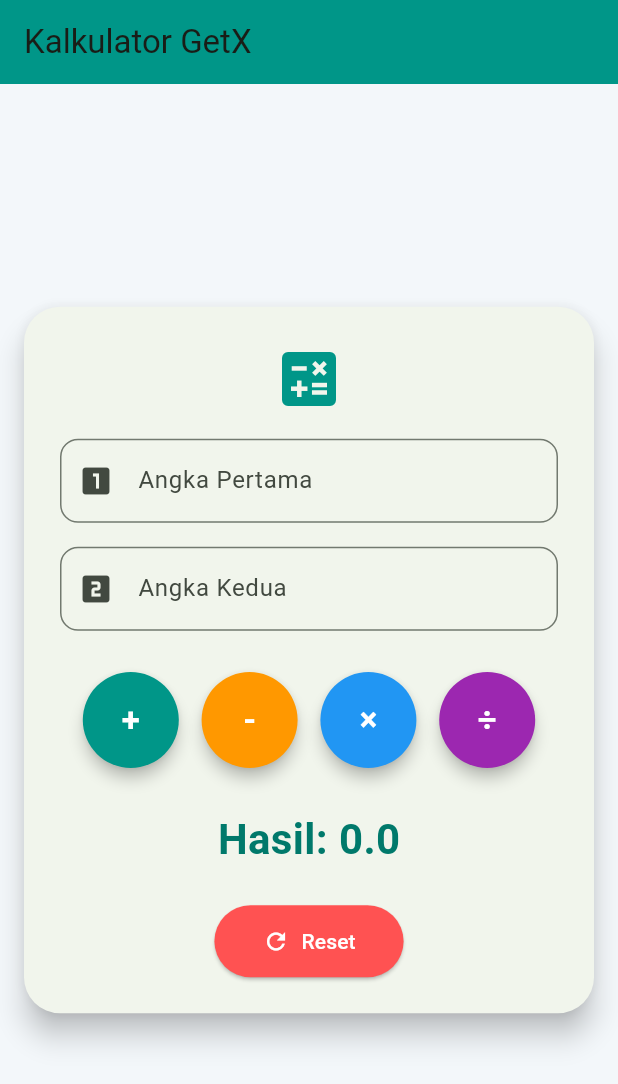
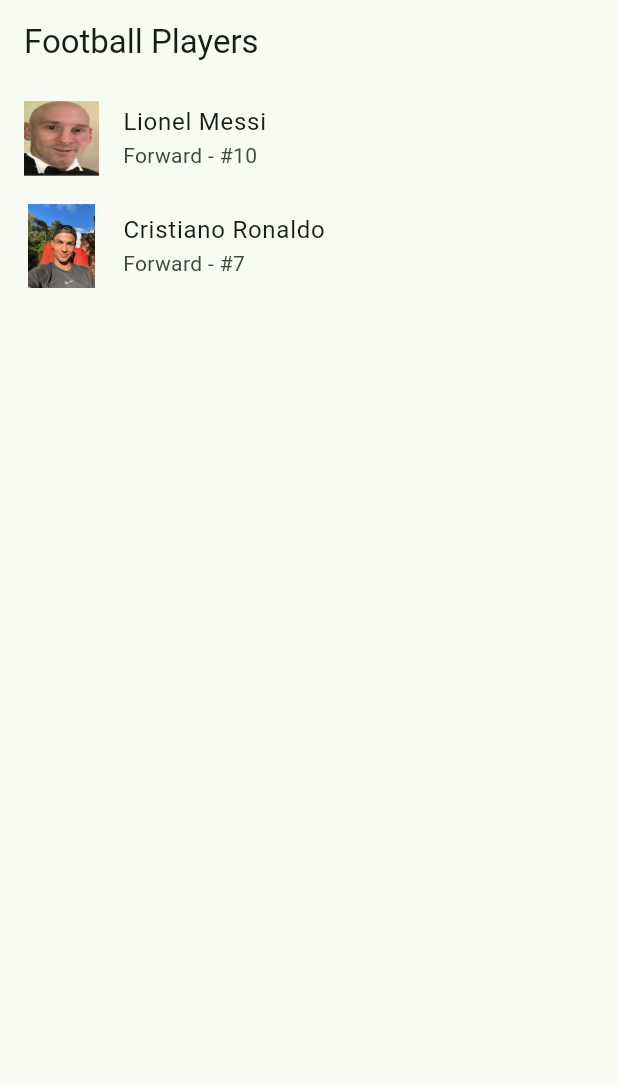
Before and after one commit to Alnieto7/latihan1_pplg2, a Flutter app: the screen it shows after launch, on a phone screen of 412 x 824 dp. Shown: the top 1084 px of the screen. Run offline on Flutter 3.47's test engine with Material 3 defaults, Android fonts, the phone set to English and light mode, and no system bars; our stand-ins replace get.

Commit message:
tugas tanggal 13/8/2025

```diff
--- /dev/null
+++ b/lib/component/controllers/editFootballPlayersController.dart
@@ -0,0 +1,21 @@
+import 'package:get/get.dart';
+import 'package:latihan1_pplg2/model/football_player_model.dart';
+
+
+
+
+import 'footballPlayerController.dart';
+
+class EditFootballPlayersController extends GetxController {
+  late int index;
+  late FootballPlayer player;
+
+  void setPlayer(int i) {
+    index = i;
+    player = Get.find<FootballPlayerController>().players[i];
+  }
+
+  void saveChanges(String name, String position, int number) {
+    Get.find<FootballPlayerController>().updatePlayer(index, name, position, number);
+  }
+}
--- /dev/null
+++ b/lib/component/controllers/footballPlayerController.dart
@@ -0,0 +1,32 @@
+import 'package:flutter/cupertino.dart';
+import 'package:get/get.dart';
+import 'package:latihan1_pplg2/model/football_player_model.dart';
+
+
+
+
+
+
+class FootballPlayerController extends GetxController {
+  var players = <FootballPlayer>[
+    FootballPlayer(
+      name: "Lionel Messi",
+      position: "Forward",
+      number: 10,
+      image: "images/messi.jpg",
+    ),
+    FootballPlayer(
+      name: "Cristiano Ronaldo",
+      position: "Forward",
+      number: 7,
+      image: "images/ronaldo.jpg",
+    ),
+  ].obs;
+
+  void updatePlayer(int index, String newName, String newPosition, int newNumber) {
+    players[index].name = newName;
+    players[index].position = newPosition;
+    players[index].number = newNumber;
+     update();
+  }
+}
--- /dev/null
+++ b/lib/component/pages/footballPlayer.dart
@@ -0,0 +1,37 @@
+import 'package:flutter/material.dart';
+import 'package:get/get.dart';
+import 'package:latihan1_pplg2/routes/routes.dart';
+import '../controllers/footballPlayerController.dart';
+import '../controllers/editFootballPlayersController.dart';
+
+
+class FootballPlayerPage extends StatelessWidget {
+  final FootballPlayerController controller = Get.put(FootballPlayerController());
+  final EditFootballPlayersController editController = Get.put(EditFootballPlayersController());
+
+   FootballPlayerPage({super.key});
+
+  @override
+  Widget build(BuildContext context) {
+    return Scaffold(
+      appBar: AppBar(title: Text("Football Players")),
+      body: Obx(() {
+        return ListView.builder(
+          itemCount: controller.players.length,
+          itemBuilder: (context, index) {
+            final player = controller.players[index];
+            return ListTile(
+              leading: Image.asset(player.image, width: 50),
+              title: Text(player.name),
+              subtitle: Text("${player.position} - #${player.number}"),
+              onTap: () {
+                editController.setPlayer(index);
+                Get.toNamed(AppRoutes.editPlayersPage);
+              },
+            );
+          },
+        );
+      }),
+    );
+  }
+}
--- a/lib/main.dart
+++ b/lib/main.dart
@@ -1,5 +1,8 @@
 import 'package:flutter/material.dart';
 import 'package:get/get.dart';
+import 'package:latihan1_pplg2/component/pages/footballPlayer.dart';
+import 'package:latihan1_pplg2/routes/pages.dart';
+import 'package:latihan1_pplg2/routes/routes.dart';
 import 'component/pages/calculatorPage.dart';
 
 void main() {
@@ -18,7 +21,11 @@ class MyApp extends StatelessWidget {
         colorScheme: ColorScheme.fromSeed(seedColor: Colors.green),
         useMaterial3: true,
       ),
-      home: HalamanKalkulator(),
+
+
+
+      initialRoute: AppRoutes.footballPage,
+      getPages: AppPages.pages,
     );
   }
 }
--- /dev/null
+++ b/lib/model/football_player_model.dart
@@ -0,0 +1,13 @@
+class FootballPlayer {
+  String name;
+  String position;
+  int number;
+  String image;
+
+  FootballPlayer({
+    required this.name,
+    required this.position,
+    required this.number,
+    required this.image,
+  });
+}
--- /dev/null
+++ b/lib/routes/pages.dart
@@ -0,0 +1,16 @@
+
+import 'package:get/get_navigation/src/routes/get_route.dart';
+import 'package:latihan1_pplg2/component/pages/calculatorPage.dart';
+import 'package:latihan1_pplg2/component/pages/editPlayersPage.dart';
+import 'package:latihan1_pplg2/component/pages/footballPlayer.dart';
+import 'package:latihan1_pplg2/routes/routes.dart';
+
+class AppPages {
+ static final pages = [
+ GetPage(name: AppRoutes.calculatorPage, page: ()=> HalamanKalkulator()),
+  GetPage(name: AppRoutes.footballPage, page: () => FootballPlayerPage()),
+    GetPage(name: AppRoutes.editPlayersPage, page: () => EditPlayersPage()),
+  ];
+
+
+}
--- /dev/null
+++ b/lib/routes/routes.dart
@@ -0,0 +1,8 @@
+class AppRoutes {
+  static const String calculatorPage = '/calculatorPage';
+  static const String footballPage = '/footballPage';
+   static const String editPlayersPage = '/editPlayersPage';
+
+
+
+}
--- a/pubspec.yaml
+++ b/pubspec.yaml
@@ -61,6 +61,8 @@ flutter:
   # To add assets to your application, add an assets section, like this:
   assets:
      - images/logoSMK.png
+     - images/messi.jpg
+     - images/ronaldo.jpg
     #- images/a_dot_burr.jpeg
     #- images/a_dot_ham.jpeg
 
```
Also changed, not shown: lib/component/buttonPlayer.dart (added, +35 -0 lines), lib/component/pages/editPlayersPage.dart (added, +58 -0 lines), lib/component/textfieldPlayer.dart (added, +39 -0 lines), images/messi.jpg (added), images/ronaldo.jpg (added).
